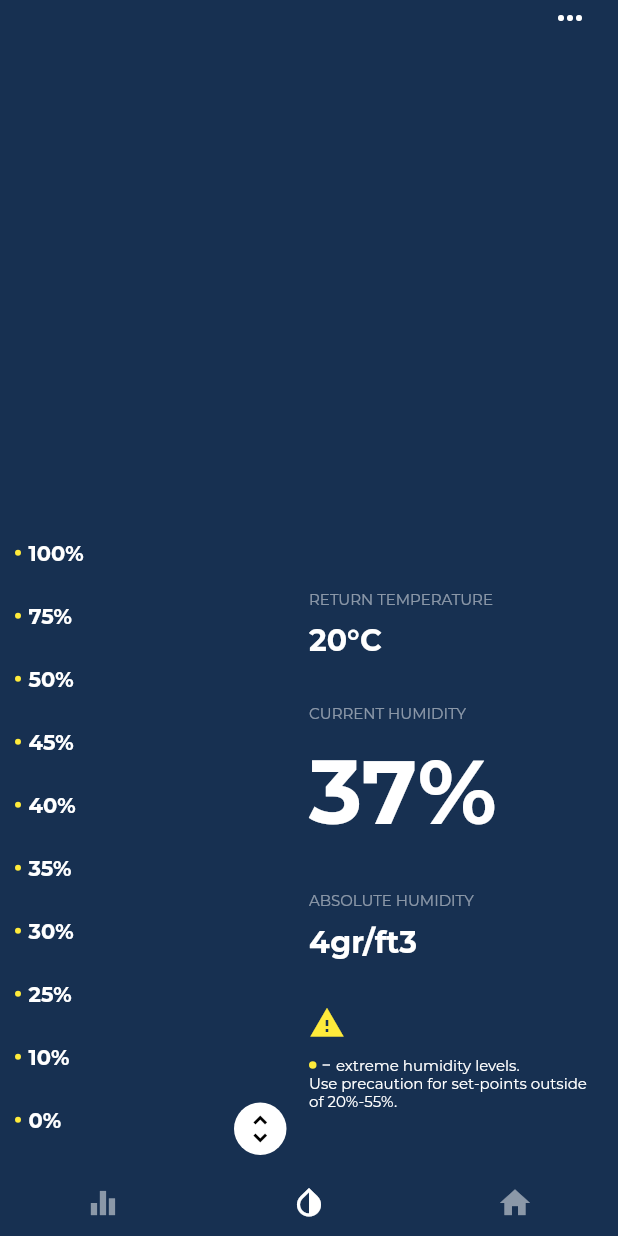
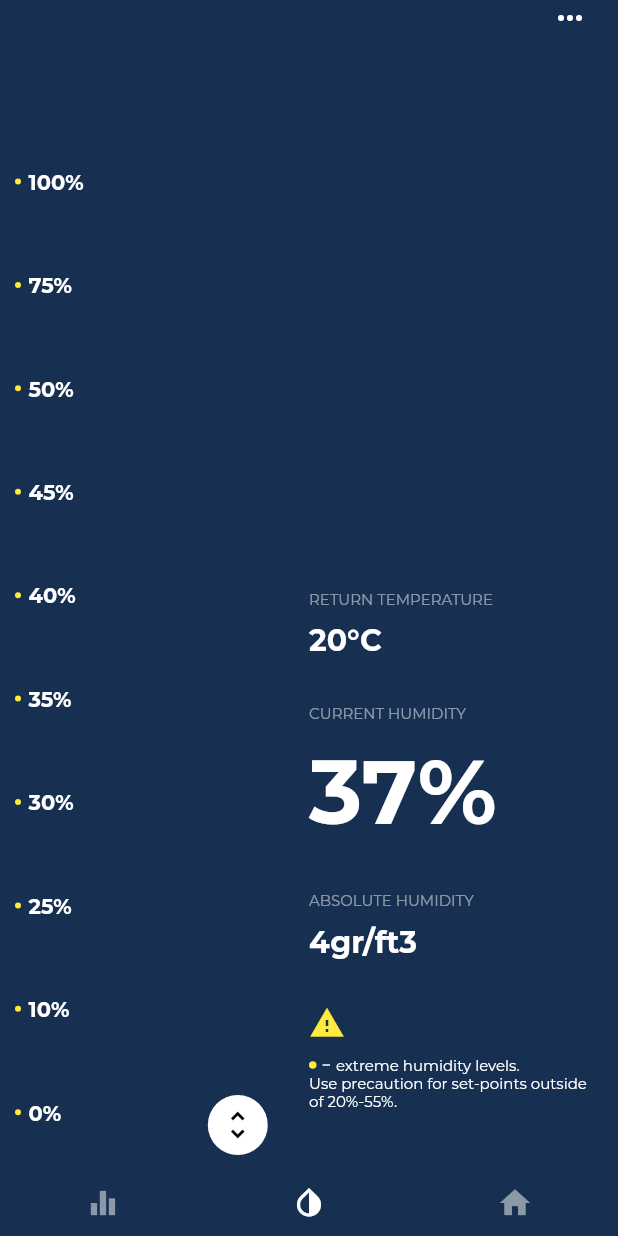
Before and after one commit to hipstermojo/flutter_fridays, a Flutter app: the screen it shows after launch, on a phone screen of 412 x 824 dp. Run offline on Flutter 3.47's test engine with Material 2 defaults, Android fonts, the phone set to English and light mode, and no system bars.

Commit message:
Add relative sizing for readings
This helps with determining the bounds of movement for the
SliderController widget

```diff
--- a/humidity_slider/lib/main.dart
+++ b/humidity_slider/lib/main.dart
@@ -36,12 +36,15 @@ class Home extends StatelessWidget {
                 children: <Widget>[
                   Expanded(
                     child: Container(
+                      alignment: Alignment.bottomCenter,
+                      margin: EdgeInsets.only(bottom: 30.0),
+                      child: FractionallySizedBox(
+                        heightFactor: 0.85,
                         child: Column(
-                          mainAxisAlignment: MainAxisAlignment.end,
+                            mainAxisAlignment: MainAxisAlignment.spaceBetween,
                             crossAxisAlignment: CrossAxisAlignment.start,
                             children: readings
                                 .map((reading) => Container(
-                                    margin: EdgeInsets.only(bottom: 25.0),
                                       child: Row(
                                         children: <Widget>[
                                           Container(
@@ -63,6 +66,7 @@ class Home extends StatelessWidget {
                                 .toList()
                                 .reversed
                                 .toList()),
+                      ),
                     ),
                     flex: 1,
                   ),
--- a/humidity_slider/lib/widgets/slider_controller.dart
+++ b/humidity_slider/lib/widgets/slider_controller.dart
@@ -10,33 +10,34 @@ class SliderController extends StatefulWidget {
 }
 
 class _SliderControllerState extends State<SliderController> {
-  double yPos = 10.0;
+  static const double controllerRadius = 20.0;
+  double yPos = 30.0 - controllerRadius;
+  double bottomMargin = 30.0;
+
   @override
   Widget build(BuildContext context) {
     return LayoutBuilder(builder: (context, constraints) {
+      final xPos = constraints.maxWidth * 0.2;
+      double upperBound = (constraints.maxHeight * 0.15) + controllerRadius;
+      double lowerBound =
+          constraints.maxHeight - bottomMargin + controllerRadius;
       return Stack(
         children: <Widget>[
-          Container(
-            height: constraints.maxHeight,
-          ),
           Positioned(
-            right: 15,
+            right: xPos,
             bottom: yPos,
             child: GestureDetector(
               onVerticalDragUpdate: (DragUpdateDetails details) {
-                if (details.globalPosition.dy > 50.0 &&
-                    details.globalPosition.dy <
-                        (constraints.maxHeight - 25.0)) {
+                if (details.globalPosition.dy > upperBound &&
+                    details.globalPosition.dy < lowerBound) {
                   setState(() {
                     yPos -= details.delta.dy;
                   });
                 }
               },
-              child: Container(
-                height: 35.0,
-                width: 35.0,
-                decoration:
-                    BoxDecoration(shape: BoxShape.circle, color: Colors.white),
+              child: CircleAvatar(
+                radius: controllerRadius,
+                backgroundColor: Colors.white,
                 child: Icon(
                   Icons.unfold_more,
                   color: Colors.black,
```
Lines whose indentation alone changed are shown as unchanged.
